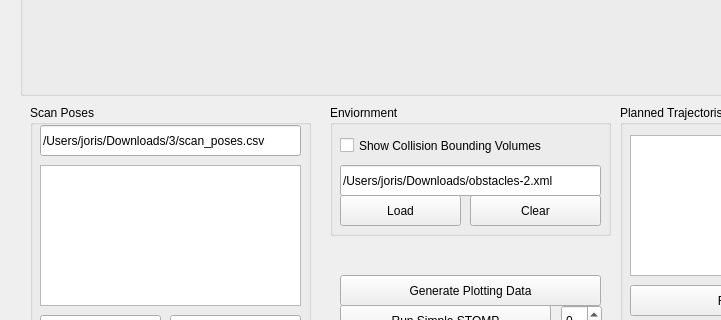
Qt form apps/PathPlanner/mainwindow.ui (joriswa/RUS) before a commit; both pictures show x 0 to 721 and y 545 to 865 of the 1077 by 1077 pixel window.
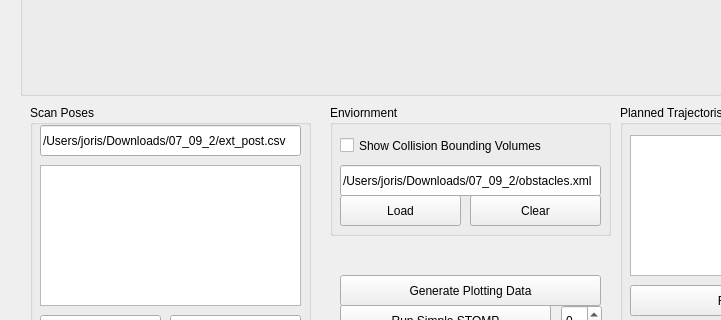
The same form after that commit.

Patch:
```diff
--- a/apps/PathPlanner/mainwindow.ui
+++ b/apps/PathPlanner/mainwindow.ui
@@ -59,7 +59,7 @@
       </rect>
      </property>
      <property name="text">
-      <string>/Users/joris/Downloads/obstacles-2.xml</string>
+      <string>/Users/joris/Downloads/07_09_2/obstacles.xml</string>
      </property>
     </widget>
     <widget class="QPushButton" name="pushButton_loadEnviornment">
@@ -173,7 +173,7 @@
       </rect>
      </property>
      <property name="text">
-      <string>/Users/joris/Downloads/3/scan_poses.csv</string>
+      <string>/Users/joris/Downloads/07_09_2/ext_post.csv</string>
      </property>
     </widget>
     <widget class="QPushButton" name="pushButton_loadScanPoses">
```
Left out of the diff: 2 changed lines with no effect on the pictures.
